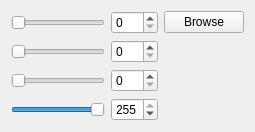
The window that code/nel/tools/3d/object_viewer_qt/src/color_edit_form.ui (ryzom/ryzomcore) describes before a commit, drawn with Qt 5.
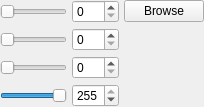
The same window after the commit. Custom widgets are drawn as their Qt base class.

Patch:
```diff
--- a/code/nel/tools/3d/object_viewer_qt/src/color_edit_form.ui
+++ b/code/nel/tools/3d/object_viewer_qt/src/color_edit_form.ui
@@ -6,14 +6,20 @@
    <rect>
     <x>0</x>
     <y>0</y>
-    <width>255</width>
-    <height>116</height>
+    <width>204</width>
+    <height>103</height>
    </rect>
   </property>
   <property name="windowTitle">
    <string>Form</string>
   </property>
   <layout class="QGridLayout" name="gridLayout">
+   <property name="margin">
+    <number>0</number>
+   </property>
+   <property name="spacing">
+    <number>5</number>
+   </property>
    <item row="0" column="0">
     <widget class="QSlider" name="rHorizontalSlider">
      <property name="sizePolicy">
```
